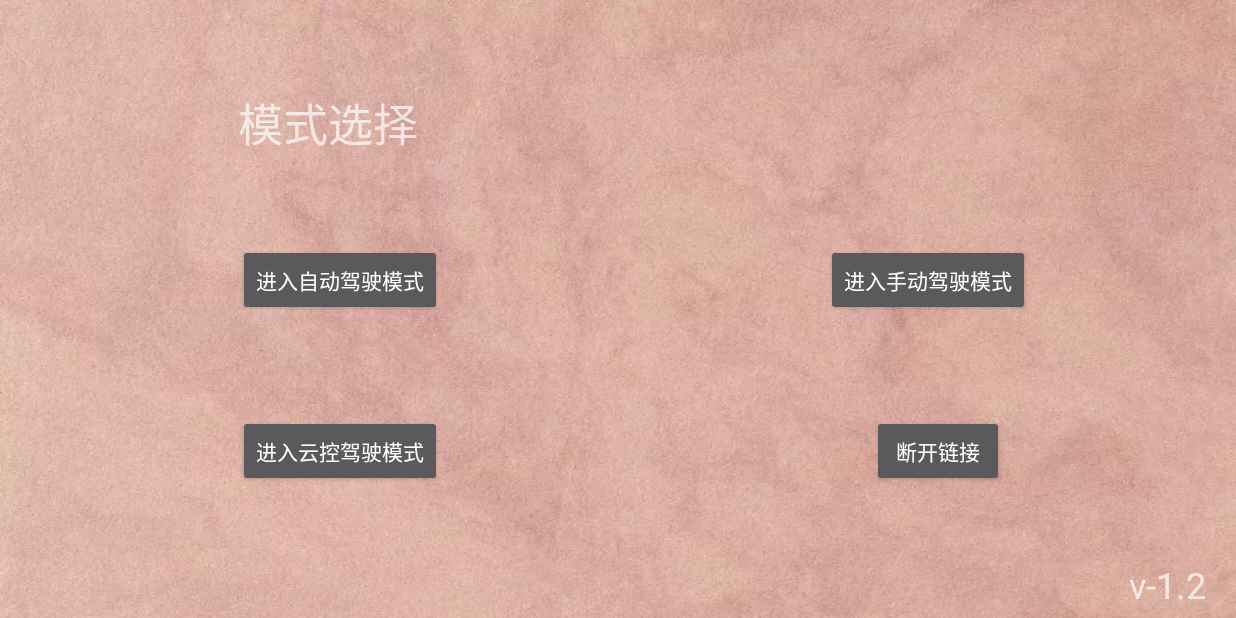
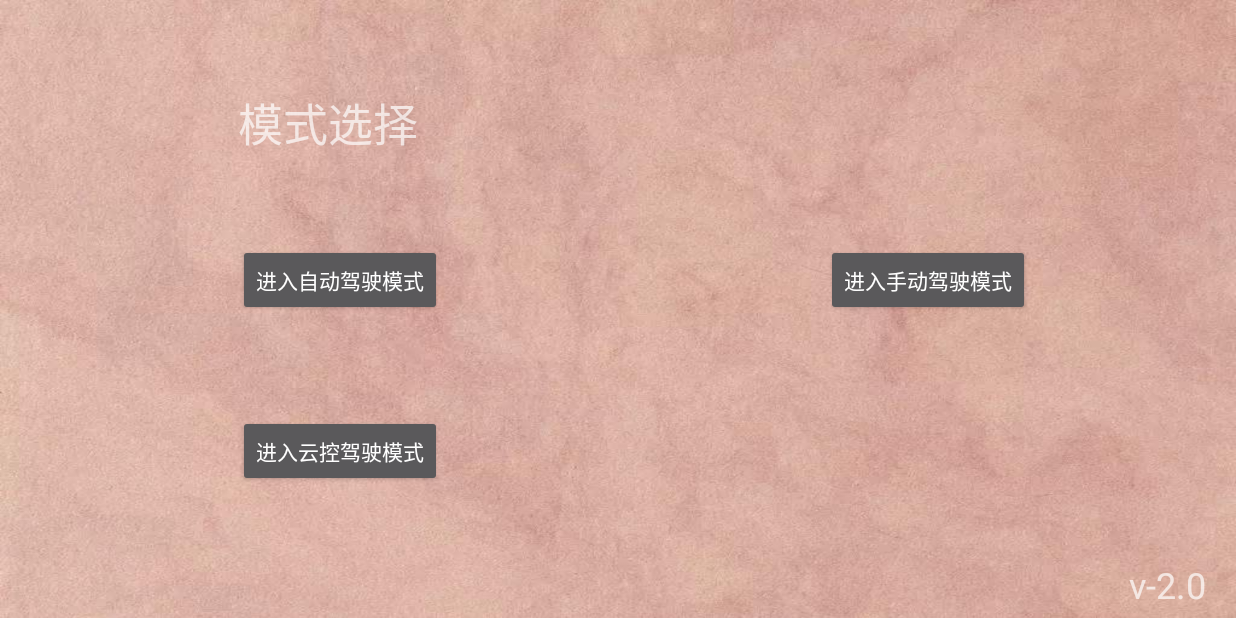
Before and after one commit to zju-sclab/Smartcar_Android_Remote_Control, an Android app: the screen it shows after launch (AutoActivity), on a phone screen of 824 x 412 dp (held sideways). Run offline under Robolectric (Android 15) with nearby library versions, the phone set to English and light mode, and no system bars; our stand-ins replace ButterKnife.

Commit message:
开始2.0开发 添加了与云端连接以及车辆控制的完善

```diff
--- a/app/src/main/java/com/example/myapplication/Fragment/AutoFragment.java
+++ b/app/src/main/java/com/example/myapplication/Fragment/AutoFragment.java
@@ -11,6 +11,7 @@ import androidx.annotation.NonNull;
 import androidx.annotation.Nullable;
 import androidx.fragment.app.Fragment;
 
+import com.example.myapplication.Activity.FirstActivity;
 import com.example.myapplication.Activity.MainActivity;
 import com.example.myapplication.R;
 
@@ -37,7 +38,7 @@ public class AutoFragment extends Fragment {
         manualButton.setOnClickListener(new View.OnClickListener() {
             @Override
             public void onClick(View v) {
-                startActivity(new Intent(getContext(), MainActivity.class));
+                startActivity(new Intent(getContext(), FirstActivity.class));
             }
         });
     }
--- a/app/src/main/res/layout/auto_fragment.xml
+++ b/app/src/main/res/layout/auto_fragment.xml
@@ -70,21 +70,6 @@
             app:layout_constraintTop_toTopOf="parent"
             app:layout_constraintVertical_bias="0.76" />
 
-    <Button
-            android:id="@+id/button5"
-            android:layout_width="wrap_content"
-            android:layout_height="wrap_content"
-            android:layout_alignParentEnd="true"
-            android:layout_alignParentRight="true"
-            android:layout_alignParentBottom="true"
-            android:text="@string/disconnect"
-            app:layout_constraintBottom_toBottomOf="parent"
-            app:layout_constraintEnd_toEndOf="parent"
-            app:layout_constraintHorizontal_bias="0.79"
-            app:layout_constraintStart_toStartOf="parent"
-            app:layout_constraintTop_toTopOf="parent"
-            app:layout_constraintVertical_bias="0.76" />
-
     <TextView
             android:id="@+id/version2"
             android:layout_width="wrap_content"
--- a/app/src/main/res/values/strings.xml
+++ b/app/src/main/res/values/strings.xml
@@ -13,6 +13,6 @@
     <string name="auto_driving">进入自动驾驶模式</string>
     <string name="cloud_driving">进入云控驾驶模式</string>
     <string name="disconnect">断开链接</string>
-    <string name="version">v-1.2</string>
+    <string name="version">v-2.0</string>
     <integer name="default_port">9005</integer>
 </resources>
```
Also changed, not shown: app/src/main/java/com/example/myapplication/Fragment/FirstFragment.java (+9 -5 lines).
